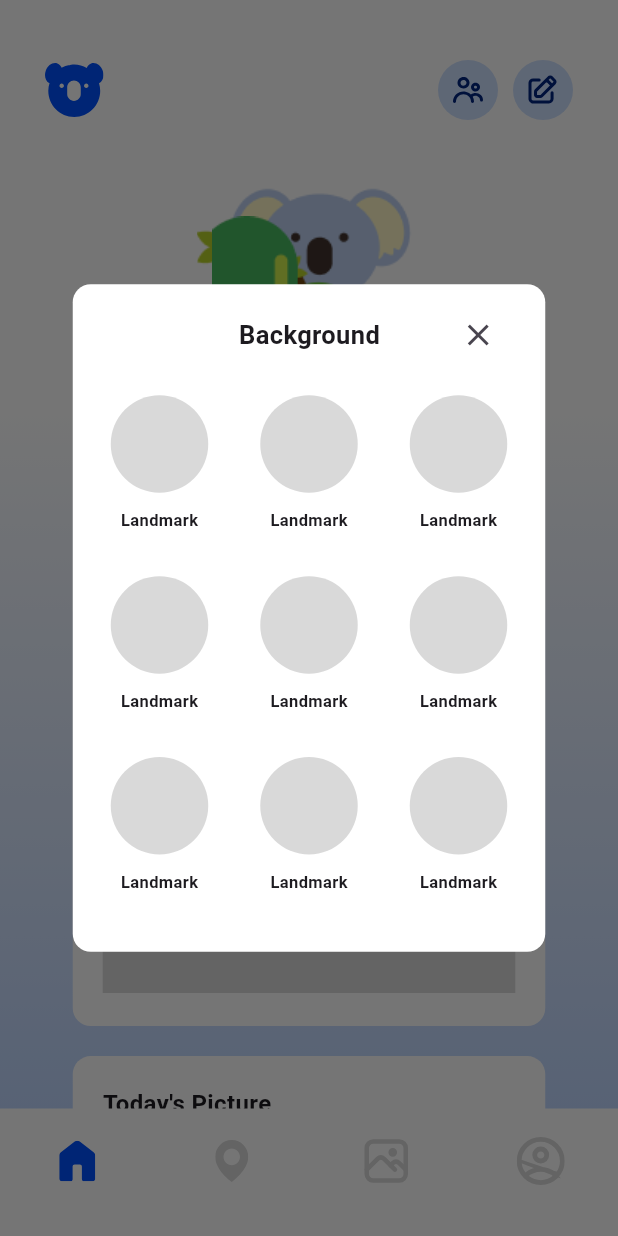
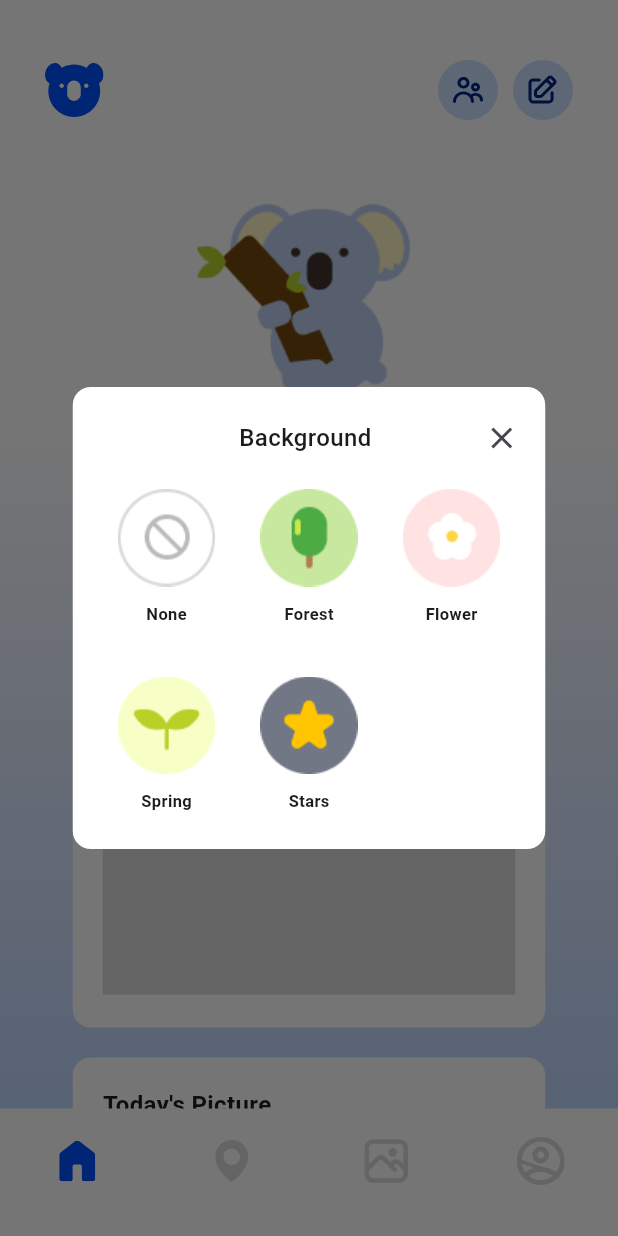
Before and after one commit to 2025-Australia-Internship/TripUS-Client, a Flutter app: the HomePage screen opened directly, after a tap on an icon or button, on a phone screen of 412 x 824 dp. Run offline on Flutter 3.47's test engine with Material 3 defaults, Android fonts, the phone set to English and light mode, and no system bars; our stand-ins replace flutter_dotenv, flutter_svg, image_picker; Roboto replaces fonts that are missing (Pretendard).

Commit message:
[feat] : 배경 커스텀마이징 설정

```diff
--- a/lib/pages/home/home_page.dart
+++ b/lib/pages/home/home_page.dart
@@ -18,13 +18,16 @@ class HomePage extends StatefulWidget {
 }
 
 class _HomePageStatet extends State<HomePage> {
+  String selectedBackground = 'None';
+
   @override
   Widget build(BuildContext context) {
     return Scaffold(
       body: Align(
         alignment: Alignment.center,
         child: SingleChildScrollView(
-          child: Column(
+          child: Stack(
+            clipBehavior: Clip.none,
             children: [
               Container(
                 width: double.infinity,
@@ -56,34 +59,29 @@ class _HomePageStatet extends State<HomePage> {
                                 ),
                               ),
                               SizedBox(width: 10),
-                              CustomButton(),
+                              CustomButton(
+                                onBackgroundSelected: (String background) {
+                                  setState(() {
+                                    selectedBackground = background;
+                                  });
+                                },
+                              ),
                             ],
                           ),
                         ),
                       ],
                     ),
-                    Stack(
-                      clipBehavior: Clip.none,
-                      children: [
-                        Container(
-                          width: 150,
-                          margin: EdgeInsets.only(top: 40),
-                          child: Image.asset('assets/mascot.png'),
-                        ),
-                        Positioned(
-                          bottom: -50,
-                          child: Image.asset(
-                            'assets/forest.png',
-                            width: 396,
-                          ),
-                        ),
-                      ],
+                    Container(
+                      width: 150,
+                      margin: EdgeInsets.only(top: 50),
+                      child: Image.asset('assets/mascot.png'),
                     ),
                   ],
                 ),
               ),
               Container(
                 width: double.infinity,
+                margin: EdgeInsets.only(top: 280),
                 decoration: BoxDecoration(
                   gradient: LinearGradient(
                     begin: Alignment.topCenter,
@@ -96,7 +94,7 @@ class _HomePageStatet extends State<HomePage> {
                     Container(
                       width: 315,
                       height: 60,
-                      margin: EdgeInsets.only(top: 90),
+                      margin: EdgeInsets.only(top: 80),
                       decoration: BoxDecoration(
                         color: Colors.white,
                         borderRadius: BorderRadius.circular(12.0),
@@ -105,7 +103,7 @@ class _HomePageStatet extends State<HomePage> {
                         children: [
                           SizedBox(width: 20),
                           Padding(
-                            padding: EdgeInsets.only(right: 15),
+                            padding: EdgeInsets.only(right: 18),
                             child: Text(
                               'Landmark',
                               style: TextStyle(
@@ -115,23 +113,23 @@ class _HomePageStatet extends State<HomePage> {
                               ),
                             ),
                           ),
-                          SvgPicture.asset(
-                            'assets/badge01.svg',
+                          Image.asset(
+                            'assets/badge01.png',
                             width: 35,
                           ),
                           SizedBox(width: 5),
-                          SvgPicture.asset(
-                            'assets/badge02.svg',
+                          Image.asset(
+                            'assets/badge02.png',
                             width: 35,
                           ),
                           SizedBox(width: 5),
-                          SvgPicture.asset(
-                            'assets/badge03.svg',
+                          Image.asset(
+                            'assets/badge03.png',
                             width: 35,
                           ),
                           SizedBox(width: 5),
-                          SvgPicture.asset(
-                            'assets/badge01.svg',
+                          Image.asset(
+                            'assets/badge04.png',
                             width: 35,
                           ),
                           IconButton(
@@ -219,6 +217,14 @@ class _HomePageStatet extends State<HomePage> {
                   ],
                 ),
               ),
+              if (selectedBackground != 'None') // 선택된 배경이 None이 아닐 때만 표시
+                Positioned(
+                  top: 160,
+                  child: Image.asset(
+                    'assets/$selectedBackground.png', // 선택된 배경 경로
+                    width: 400,
+                  ),
+                ),
             ],
           ),
         ),
@@ -283,7 +289,9 @@ class _HomePageStatet extends State<HomePage> {
 
 // 팝업창 구현
 class CustomButton extends StatelessWidget {
-  const CustomButton({super.key});
+  final Function(String) onBackgroundSelected;
+
+  const CustomButton({super.key, required this.onBackgroundSelected});
 
   @override
   Widget build(BuildContext context) {
@@ -295,81 +303,8 @@ class CustomButton extends StatelessWidget {
           showDialog(
             context: context,
             builder: (BuildContext context) {
-              return Dialog(
-                backgroundColor: Colors.white,
-                shape: RoundedRectangleBorder(
-                  borderRadius: BorderRadius.circular(12),
-                ),
-                child: SizedBox(
-                  width: 315,
-                  height: 445,
-                  child: Column(
-                    mainAxisSize: MainAxisSize.min,
-                    children: [
-                      Padding(
-                        padding: EdgeInsets.only(top: 10),
-                        child: Row(
-                          mainAxisAlignment: MainAxisAlignment.spaceAround,
-                          children: [
-                            Padding(
-                              padding: EdgeInsets.only(left: 90),
-                              child: Text(
-                                'Background',
-                                style: TextStyle(
-                                  fontFamily: 'Pretendard',
-                                  fontSize: 17,
-                                  fontWeight: FontWeight.w600,
-                                ),
-                              ),
-                            ),
-                            IconButton(
-                              icon: const Icon(Icons.close),
-                              onPressed: () {
-                                Navigator.of(context).pop();
-                              },
-                            ),
-                          ],
-                        ),
-                      ),
-                      Expanded(
-                        child: GridView.builder(
-                          padding: const EdgeInsets.all(16),
-                          gridDelegate:
-                              const SliverGridDelegateWithFixedCrossAxisCount(
-                            crossAxisCount: 3,
-                            crossAxisSpacing: 16,
-                            mainAxisSpacing: 16,
-                            childAspectRatio: 0.8,
-                          ),
-                          itemCount: 9,
-                          itemBuilder: (context, index) {
-                            return Column(
-                              children: [
-                                Container(
-                                  width: 65,
-                                  height: 65,
-                                  decoration: BoxDecoration(
-                                    color: grey02,
-                                    shape: BoxShape.circle,
-                                  ),
-                                ),
-                                SizedBox(height: 10),
-                                Text(
-                                  'Landmark',
-                                  style: TextStyle(
-                                    fontFamily: 'Pretendard',
-                                    fontSize: 11,
-                                    fontWeight: FontWeight.w600,
-                                  ),
-                                ),
-                              ],
-                            );
-                          },
-                        ),
-                      ),
-                    ],
-                  ),
-                ),
+              return BackgroundSelectionDialog(
+                onBackgroundSelected: onBackgroundSelected,
               );
             },
           );
@@ -382,3 +317,123 @@ class CustomButton extends StatelessWidget {
     );
   }
 }
+
+class BackgroundSelectionDialog extends StatefulWidget {
+  final Function(String) onBackgroundSelected;
+
+  const BackgroundSelectionDialog(
+      {super.key, required this.onBackgroundSelected});
+
+  @override
+  State<BackgroundSelectionDialog> createState() =>
+      _BackgroundSelectionDialogState();
+}
+
+class _BackgroundSelectionDialogState extends State<BackgroundSelectionDialog> {
+  String? selectedBackground;
+
+  final List<BackgroundOption> backgrounds = [
+    BackgroundOption(name: 'None', icon: 'assets/none_icon.png'),
+    BackgroundOption(name: 'Forest', icon: 'assets/forest_icon.png'),
+    BackgroundOption(name: 'Flower', icon: 'assets/flower_icon.png'),
+    BackgroundOption(name: 'Spring', icon: 'assets/spring_icon.png'),
+    BackgroundOption(name: 'Stars', icon: 'assets/stars_icon.png'),
+  ];
+
+  @override
+  Widget build(BuildContext context) {
+    return Dialog(
+      backgroundColor: Colors.white,
+      shape: RoundedRectangleBorder(
+        borderRadius: BorderRadius.circular(12),
+      ),
+      child: SizedBox(
+        width: 315,
+        child: Column(
+          mainAxisSize: MainAxisSize.min,
+          children: [
+            Padding(
+              padding: const EdgeInsets.only(top: 10),
+              child: Row(
+                mainAxisAlignment: MainAxisAlignment.spaceBetween,
+                children: [
+                  SizedBox(width: 48),
+                  Text(
+                    'Background',
+                    style: TextStyle(
+                      fontSize: 16,
+                      fontWeight: FontWeight.w500,
+                    ),
+                  ),
+                  Padding(
+                    padding: EdgeInsets.only(right: 5),
+                    child: IconButton(
+                      icon: const Icon(Icons.close),
+                      onPressed: () => Navigator.of(context).pop(),
+                    ),
+                  ),
+                ],
+              ),
+            ),
+            Padding(
+              padding: EdgeInsets.only(bottom: 10),
+              child: Wrap(
+                spacing: 5,
+                runSpacing: 10,
+                children: backgrounds
+                    .map((background) => GestureDetector(
+                          onTap: () {
+                            setState(() {
+                              selectedBackground = background.name;
+                            });
+                            widget.onBackgroundSelected(background.name);
+                            Navigator.of(context).pop();
+                          },
+                          child: Container(
+                            width: 90,
+                            height: 115,
+                            decoration: BoxDecoration(
+                              color: selectedBackground == background.name
+                                  ? grey01
+                                  : Colors.white,
+                              borderRadius: BorderRadius.circular(8),
+                            ),
+                            padding: EdgeInsets.only(top: 10),
+                            child: Column(
+                              children: [
+                                Image.asset(
+                                  background.icon,
+                                  width: 65,
+                                  height: 65,
+                                ),
+                                SizedBox(height: 10),
+                                Text(
+                                  background.name,
+                                  style: TextStyle(
+                                    fontSize: 11,
+                                    fontWeight: FontWeight.w600,
+                                  ),
+                                ),
+                              ],
+                            ),
+                          ),
+                        ))
+                    .toList(),
+              ),
+            ),
+          ],
+        ),
+      ),
+    );
+  }
+}
+
+class BackgroundOption {
+  final String name;
+  final String icon;
+
+  BackgroundOption({
+    required this.name,
+    required this.icon,
+  });
+}
--- a/lib/pages/join/login_page.dart
+++ b/lib/pages/join/login_page.dart
@@ -71,6 +71,7 @@ class _LoginPageState extends State<LoginPage> {
                     SizedBox(height: 5),
                     TextFormField(
                       controller: _passwordController,
+                      obscureText: true,
                       decoration: InputDecoration(
                         enabledBorder: OutlineInputBorder(
                           borderSide: BorderSide(color: light08, width: 2.5),
--- a/lib/pages/join/register_page.dart
+++ b/lib/pages/join/register_page.dart
@@ -231,6 +231,7 @@ class _RegisterPageState extends State<RegisterPage> {
                     SizedBox(height: 5),
                     TextFormField(
                       controller: _passwordController,
+                      obscureText: true,
                       decoration: InputDecoration(
                         enabledBorder: OutlineInputBorder(
                           borderSide: BorderSide(color: light08, width: 2.5),
@@ -262,7 +263,6 @@ class _RegisterPageState extends State<RegisterPage> {
                   ],
                 ),
               ),
-              SizedBox(height: 170),
               Spacer(),
               SizedBox(
                 width: 315,
```
Also changed, not shown: assets/badge01.png (added), assets/badge02.png (added), assets/badge03.png (added), assets/badge04.png (added), assets/badge05.png (added), assets/flower_icon.png (added), assets/forest.png, assets/forest_icon.png (added), assets/none_icon.png (added), assets/spring_icon.png (added), assets/stars_icon.png (added).
